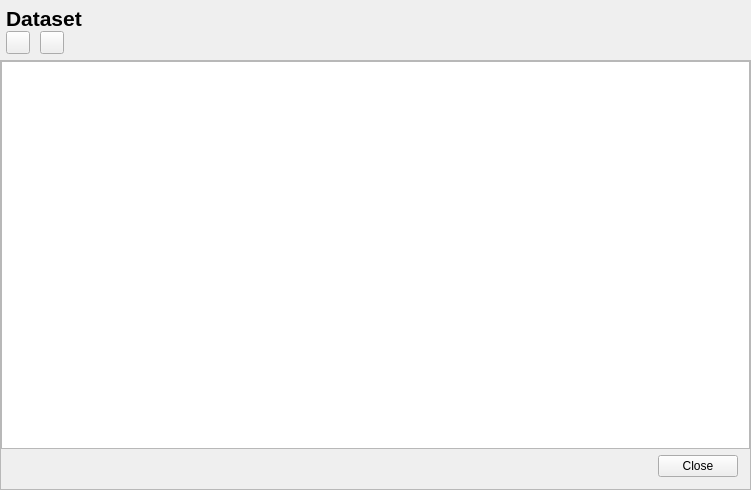
drs/LabNote, file labnote/ui/qt_ui/dataset.ui: the form before one commit.
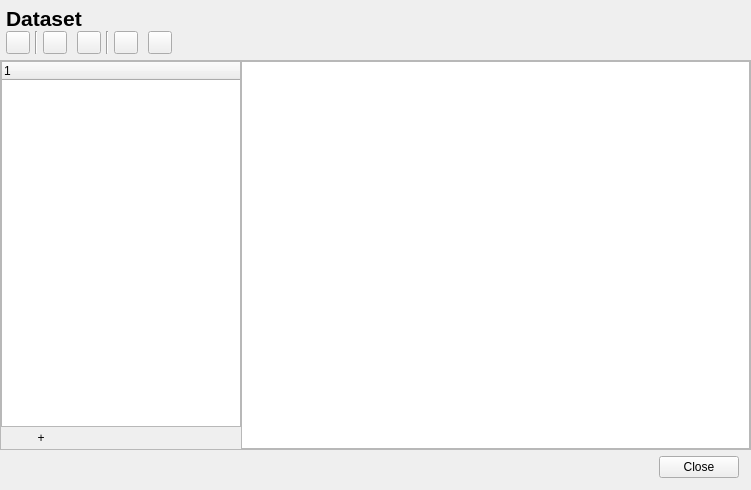
The form after the commit.

Commit message: Dataset dialog interface

Patch:
```diff
--- a/labnote/ui/qt_ui/dataset.ui
+++ b/labnote/ui/qt_ui/dataset.ui
@@ -185,6 +185,52 @@
          </property>
          <property name="sizeHint" stdset="0">
           <size>
+           <width>5</width>
+           <height>20</height>
+          </size>
+         </property>
+        </spacer>
+       </item>
+       <item>
+        <widget class="Line" name="line">
+         <property name="orientation">
+          <enum>Qt::Vertical</enum>
+         </property>
+        </widget>
+       </item>
+       <item>
+        <spacer name="horizontalSpacer_5">
+         <property name="orientation">
+          <enum>Qt::Horizontal</enum>
+         </property>
+         <property name="sizeType">
+          <enum>QSizePolicy::Fixed</enum>
+         </property>
+         <property name="sizeHint" stdset="0">
+          <size>
+           <width>5</width>
+           <height>20</height>
+          </size>
+         </property>
+        </spacer>
+       </item>
+       <item>
+        <widget class="QToolButton" name="btn_r">
+         <property name="text">
+          <string/>
+         </property>
+        </widget>
+       </item>
+       <item>
+        <spacer name="horizontalSpacer_4">
+         <property name="orientation">
+          <enum>Qt::Horizontal</enum>
+         </property>
+         <property name="sizeType">
+          <enum>QSizePolicy::Fixed</enum>
+         </property>
+         <property name="sizeHint" stdset="0">
+          <size>
            <width>10</width>
            <height>20</height>
           </size>
@@ -192,7 +238,76 @@
         </spacer>
        </item>
        <item>
-        <widget class="QToolButton" name="btn_export">
+        <widget class="QToolButton" name="btn_r_run">
+         <property name="text">
+          <string/>
+         </property>
+        </widget>
+       </item>
+       <item>
+        <spacer name="horizontalSpacer_6">
+         <property name="orientation">
+          <enum>Qt::Horizontal</enum>
+         </property>
+         <property name="sizeType">
+          <enum>QSizePolicy::Fixed</enum>
+         </property>
+         <property name="sizeHint" stdset="0">
+          <size>
+           <width>5</width>
+           <height>20</height>
+          </size>
+         </property>
+        </spacer>
+       </item>
+       <item>
+        <widget class="Line" name="line_2">
+         <property name="orientation">
+          <enum>Qt::Vertical</enum>
+         </property>
+        </widget>
+       </item>
+       <item>
+        <spacer name="horizontalSpacer_7">
+         <property name="orientation">
+          <enum>Qt::Horizontal</enum>
+         </property>
+         <property name="sizeType">
+          <enum>QSizePolicy::Fixed</enum>
+         </property>
+         <property name="sizeHint" stdset="0">
+          <size>
+           <width>5</width>
+           <height>20</height>
+          </size>
+         </property>
+        </spacer>
+       </item>
+       <item>
+        <widget class="QToolButton" name="btn_python">
+         <property name="text">
+          <string/>
+         </property>
+        </widget>
+       </item>
+       <item>
+        <spacer name="horizontalSpacer_8">
+         <property name="orientation">
+          <enum>Qt::Horizontal</enum>
+         </property>
+         <property name="sizeType">
+          <enum>QSizePolicy::Fixed</enum>
+         </property>
+         <property name="sizeHint" stdset="0">
+          <size>
+           <width>10</width>
+           <height>20</height>
+          </size>
+         </property>
+        </spacer>
+       </item>
+       <item>
+        <widget class="QToolButton" name="btn_python_run">
          <property name="text">
           <string/>
          </property>
@@ -223,7 +338,7 @@
      <property name="frameShadow">
       <enum>QFrame::Raised</enum>
      </property>
-     <layout class="QVBoxLayout" name="verticalLayout">
+     <layout class="QHBoxLayout" name="horizontalLayout_3" stretch="0,10">
       <property name="spacing">
        <number>0</number>
       </property>
@@ -240,54 +355,121 @@
        <number>0</number>
       </property>
       <item>
-       <layout class="QHBoxLayout" name="horizontalLayout">
-        <item>
-         <widget class="QTableWidget" name="table"/>
-        </item>
-       </layout>
-      </item>
-      <item>
-       <layout class="QHBoxLayout" name="horizontalLayout_2">
-        <property name="leftMargin">
-         <number>12</number>
+       <layout class="QVBoxLayout" name="verticalLayout">
+        <property name="spacing">
+         <number>0</number>
         </property>
-        <property name="topMargin">
-         <number>6</number>
-        </property>
-        <property name="rightMargin">
-         <number>12</number>
-        </property>
-        <property name="bottomMargin">
-         <number>12</number>
-        </property>
         <item>
-         <spacer name="horizontalSpacer">
-          <property name="orientation">
-           <enum>Qt::Horizontal</enum>
+         <widget class="QTreeWidget" name="treeWidget">
+          <property name="minimumSize">
+           <size>
+            <width>240</width>
+            <height>0</height>
+           </size>
           </property>
-          <property name="sizeHint" stdset="0">
+          <property name="maximumSize">
            <size>
-            <width>40</width>
-            <height>20</height>
+            <width>240</width>
+            <height>16777215</height>
            </size>
           </property>
-         </spacer>
-        </item>
-        <item>
-         <widget class="QPushButton" name="btn_close">
-          <property name="text">
-           <string>Close</string>
-          </property>
-          <property name="autoDefault">
-           <bool>false</bool>
-          </property>
+          <column>
+           <property name="text">
+            <string notr="true">1</string>
+           </property>
+          </column>
          </widget>
         </item>
+        <item>
+         <layout class="QHBoxLayout" name="horizontalLayout">
+          <item>
+           <widget class="QPushButton" name="btn_add">
+            <property name="text">
+             <string>+</string>
+            </property>
+            <property name="autoDefault">
+             <bool>false</bool>
+            </property>
+            <property name="flat">
+             <bool>true</bool>
+            </property>
+           </widget>
+          </item>
+          <item>
+           <widget class="QPushButton" name="btn_manage">
+            <property name="text">
+             <string/>
+            </property>
+            <property name="autoDefault">
+             <bool>false</bool>
+            </property>
+            <property name="flat">
+             <bool>true</bool>
+            </property>
+           </widget>
+          </item>
+          <item>
+           <spacer name="horizontalSpacer_9">
+            <property name="orientation">
+             <enum>Qt::Horizontal</enum>
+            </property>
+            <property name="sizeHint" stdset="0">
+             <size>
+              <width>40</width>
+              <height>20</height>
+             </size>
+            </property>
+           </spacer>
+          </item>
+         </layout>
+        </item>
        </layout>
       </item>
+      <item>
+       <widget class="QTableWidget" name="table"/>
+      </item>
      </layout>
     </widget>
    </item>
+   <item>
+    <layout class="QHBoxLayout" name="horizontalLayout_2">
+     <property name="leftMargin">
+      <number>12</number>
+     </property>
+     <property name="topMargin">
+      <number>6</number>
+     </property>
+     <property name="rightMargin">
+      <number>12</number>
+     </property>
+     <property name="bottomMargin">
+      <number>12</number>
+     </property>
+     <item>
+      <spacer name="horizontalSpacer">
+       <property name="orientation">
+        <enum>Qt::Horizontal</enum>
+       </property>
+       <property name="sizeHint" stdset="0">
+        <size>
+         <width>40</width>
+         <height>20</height>
+        </size>
+       </property>
+      </spacer>
+     </item>
+     <item>
+      <widget class="QPushButton" name="btn_close">
+       <property name="text">
+        <string>Close</string>
+       </property>
+       <property name="autoDefault">
+        <bool>false</bool>
+       </property>
+      </widget>
+     </item>
+    </layout>
+   </item>
   </layout>
  </widget>
  <resources/>
```
The commit also changes 9 other files.
